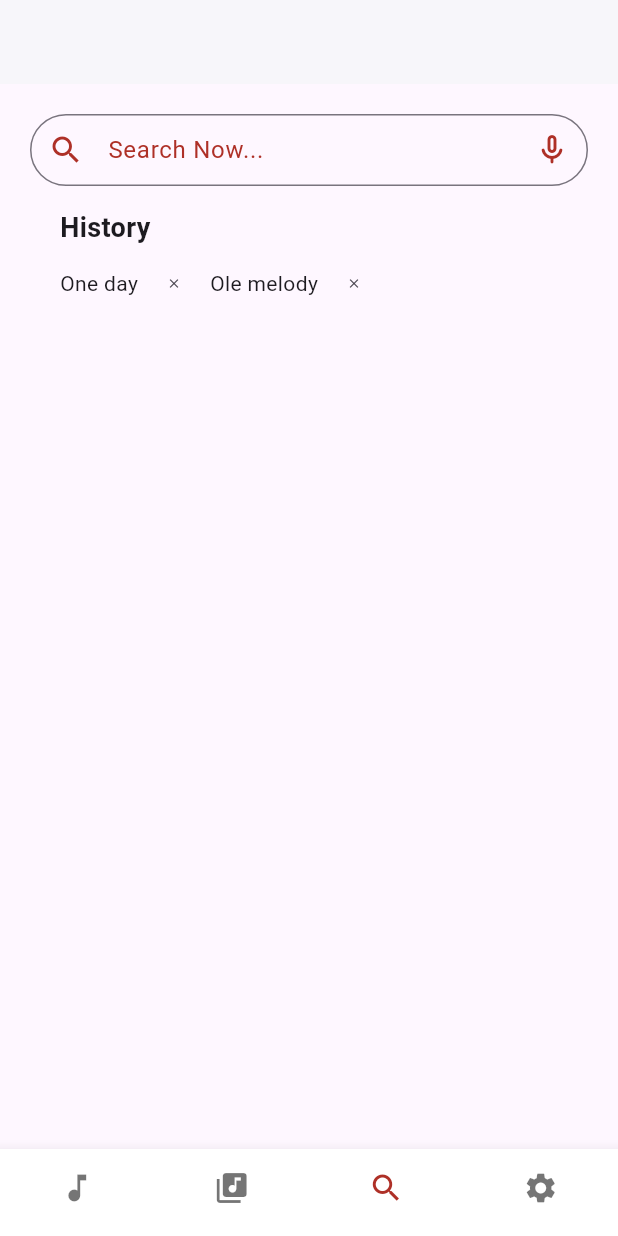
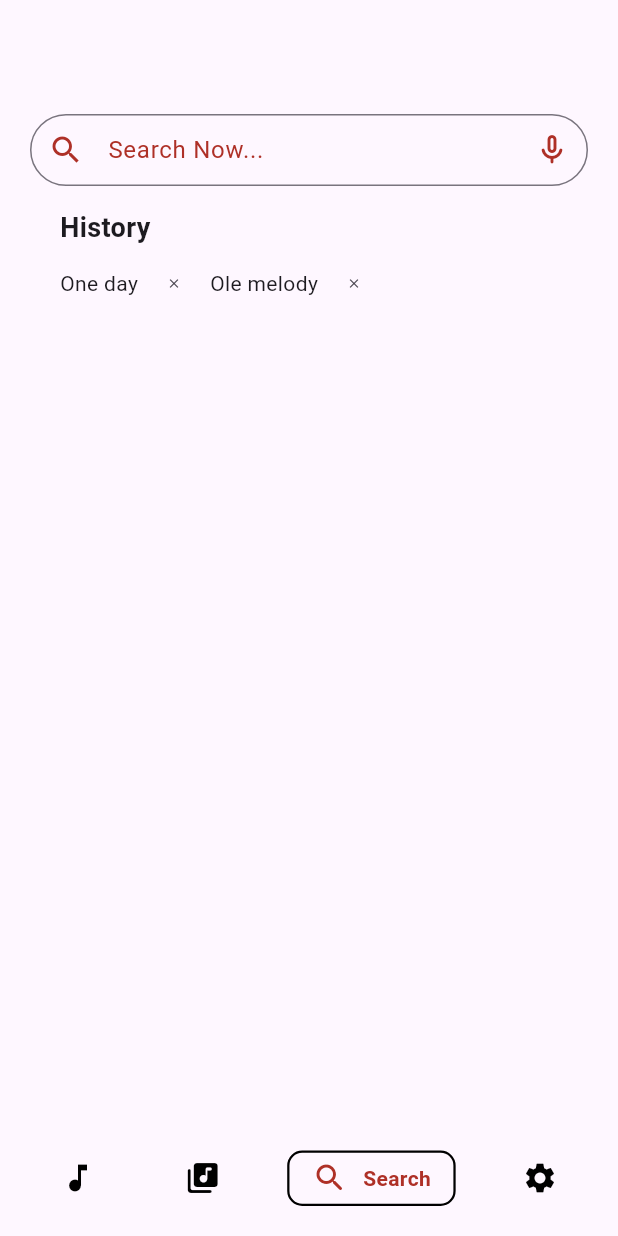
Before and after one commit to Shameerpc5029/Music_wave, a Flutter app: the screen it shows after launch, item 3 of the bottom bar chosen, on a phone screen of 412 x 824 dp. Run offline on Flutter 3.47's test engine with Material 2 defaults, Android fonts, the light colour scheme and no system bars; drawn by our look-alikes of google_nav_bar; our stand-ins replace google_fonts, loading_animation_widget, scroll_snap_list; Roboto replaces fonts that are missing (Sarala).

Commit message:
5th commit

```diff
--- a/lib/main.dart
+++ b/lib/main.dart
@@ -1,5 +1,4 @@
 import 'package:flutter/material.dart';
-import 'package:music_wave/screens/main_screen.dart';
 import 'package:music_wave/screens/splash_screen.dart';
 
 void main(List<String> args) {
--- a/lib/screens/all_song_screen.dart
+++ b/lib/screens/all_song_screen.dart
@@ -24,7 +24,7 @@ class AllSong extends StatelessWidget {
                   bottom: 10.0,
                 ),
                 child: HeadingText(
-                  text: 'Suggested Songs',
+                  text: 'Recently Songs',
                 ),
               ),
             ],
--- /dev/null
+++ b/lib/screens/home_screen.dart
@@ -0,0 +1,84 @@
+import 'package:flutter/material.dart';
+import 'package:google_nav_bar/google_nav_bar.dart';
+import 'package:music_wave/screens/all_song_screen.dart';
+import 'package:music_wave/screens/library_screen.dart';
+import 'package:music_wave/screens/search_screen.dart';
+import 'package:music_wave/screens/settings_screen.dart';
+
+class HomeScreen extends StatefulWidget {
+  const HomeScreen({super.key});
+
+  @override
+  State<HomeScreen> createState() => _HomeScreenState();
+}
+
+class _HomeScreenState extends State<HomeScreen> {
+  int selectedIndex = 0;
+  void navBottonBar(int index) {
+    setState(() {
+      selectedIndex = index;
+    });
+  }
+
+  List<Widget> pages = [
+    const AllSong(),
+    const LibraryScreen(),
+    const SearchScreen(),
+    const SettingsScreen(),
+  ];
+
+  @override
+  Widget build(BuildContext context) {
+    return Scaffold(
+      appBar: AppBar(),
+      bottomNavigationBar: Padding(
+        padding: const EdgeInsets.symmetric(horizontal: 25, vertical: 20),
+        child: GNav(
+          padding: const EdgeInsets.symmetric(horizontal: 15, vertical: 5),
+
+          //
+          // hoverColor: Colors.black,
+          // tabBackgroundGradient: LinearGradient(
+          //   end: Alignment.topLeft,
+          //   begin: Alignment.center,
+          //   colors: [
+          //     const Color.fromARGB(255, 174, 48, 39),
+          //     Colors.red,
+          //     Colors.white,
+          //   ],
+          // ),
+          tabActiveBorder: Border.all(width: 1.5, color: Colors.black),
+          tabBorderRadius: 10,
+          gap: 10,
+
+          haptic: true,
+          // tabBackgroundColor: const Color.fromARGB(255, 174, 48, 39),
+          activeColor: const Color.fromARGB(255, 174, 48, 39),
+          selectedIndex: selectedIndex,
+          onTabChange: (index) {
+            navBottonBar(index);
+          },
+          tabs: const [
+            GButton(
+              icon: Icons.music_note,
+              text: 'Music',
+            ),
+            GButton(
+              icon: Icons.library_music_rounded,
+              text: 'Library',
+            ),
+            GButton(
+              icon: Icons.search_rounded,
+              text: 'Search',
+            ),
+            GButton(
+              icon: Icons.settings,
+              text: 'Settings',
+            ),
+          ],
+        ),
+      ),
+      body: pages[selectedIndex],
+    );
+  }
+}
--- a/lib/screens/library_screen.dart
+++ b/lib/screens/library_screen.dart
@@ -2,7 +2,6 @@ import 'package:flutter/material.dart';
 import 'package:music_wave/screens/favorate_screen.dart';
 import 'package:music_wave/screens/playlist_screen.dart';
 import 'package:music_wave/widgets/bottom_sheet.dart';
-
 import 'package:music_wave/widgets/card.dart';
 import 'package:music_wave/widgets/remove_alert.dart';
 import 'package:music_wave/widgets/text.dart';
--- a/pubspec.yaml
+++ b/pubspec.yaml
@@ -31,6 +31,7 @@ dependencies:
   flutter:
     sdk: flutter
   google_fonts: ^3.0.1
+  google_nav_bar: ^5.0.6
   loading_animation_widget: ^1.2.0+3
   scroll_snap_list: ^0.9.1
 
```
Also changed, not shown: lib/screens/player_screen.dart (+9 -0 lines), lib/screens/splash_screen.dart (+4 -5 lines), lib/widgets/clip_path.dart (added, +32 -0 lines), lib/widgets/volume_slider.dart (+10 -1 lines), pubspec.lock, 1 other file.
